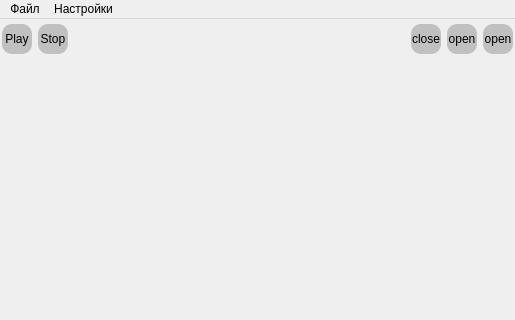
First picture: the form in main_form.ui, repository zarnii/dot-game, before the edit; both pictures show x 0 to 515 and y 0 to 320 of the 515 by 538 pixel window.
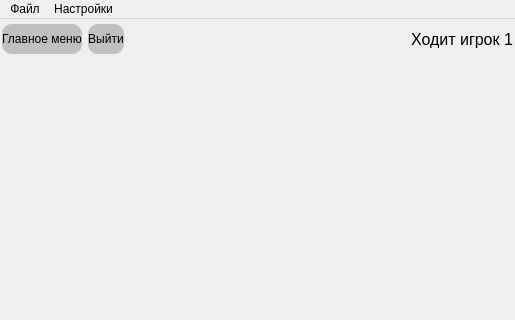
Second picture: the form after the edit.

Commit message: Add cords round and menu window

What changed in the file:
```diff
--- a/main_form.ui
+++ b/main_form.ui
@@ -44,10 +44,7 @@
     </property>
     <layout class="QHBoxLayout" name="horizontalLayout">
      <item>
-      <widget class="QPushButton" name="playButton">
-       <property name="enabled">
-        <bool>true</bool>
-       </property>
+      <widget class="QPushButton" name="mainWindowButton">
        <property name="minimumSize">
         <size>
          <width>30</width>
@@ -61,12 +58,12 @@
         </size>
        </property>
        <property name="text">
-        <string>Play</string>
+        <string>Главное меню</string>
        </property>
       </widget>
      </item>
      <item>
-      <widget class="QPushButton" name="stopButton">
+      <widget class="QPushButton" name="closeButton">
        <property name="minimumSize">
         <size>
          <width>30</width>
@@ -74,7 +71,7 @@
         </size>
        </property>
        <property name="text">
-        <string>Stop</string>
+        <string>Выйти</string>
        </property>
       </widget>
      </item>
@@ -92,41 +89,20 @@
       </spacer>
      </item>
      <item>
-      <widget class="QPushButton" name="closeButton">
+      <widget class="QLabel" name="Player_turn">
        <property name="minimumSize">
         <size>
-         <width>30</width>
-         <height>30</height>
+         <width>100</width>
+         <height>10</height>
         </size>
        </property>
-       <property name="text">
-        <string>close</string>
+       <property name="font">
+        <font>
+         <pointsize>12</pointsize>
+        </font>
        </property>
-      </widget>
-     </item>
-     <item>
-      <widget class="QPushButton" name="openButton">
-       <property name="minimumSize">
-        <size>
-         <width>30</width>
-         <height>30</height>
-        </size>
-       </property>
        <property name="text">
-        <string>open</string>
-       </property>
-      </widget>
-     </item>
-     <item>
-      <widget class="QPushButton" name="secondOpenButton">
-       <property name="minimumSize">
-        <size>
-         <width>30</width>
-         <height>30</height>
-        </size>
-       </property>
-       <property name="text">
-        <string>open</string>
+        <string>Ходит игрок 1</string>
        </property>
       </widget>
      </item>
```
Left out of the diff: 10 changed lines with no effect on the pictures. The commit also changes 6 other files.
